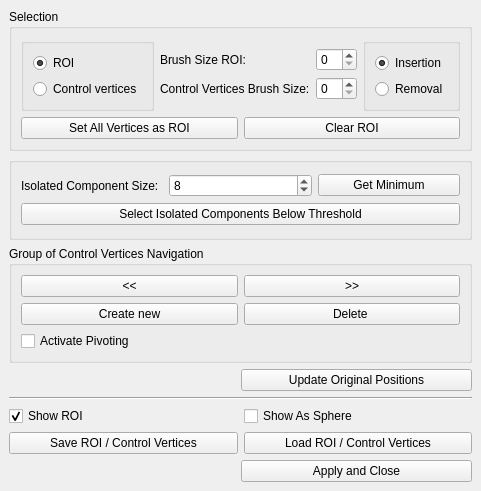
Above: Polyhedron/demo/Polyhedron/Deform_mesh.ui from CGAL/cgal before the change. Below: the same form after it.
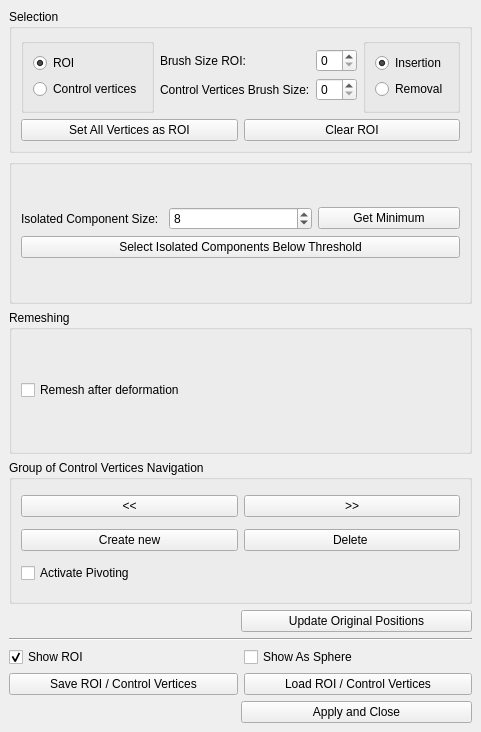
That is the form after the change.

Commit message:
introduce remeshing that happens after deformation
(1st shot : update of display is broken for now)

What changed in the file:
```diff
--- a/Polyhedron/demo/Polyhedron/Deform_mesh.ui
+++ b/Polyhedron/demo/Polyhedron/Deform_mesh.ui
@@ -6,8 +6,8 @@
    <rect>
     <x>0</x>
     <y>0</y>
-    <width>357</width>
-    <height>491</height>
+    <width>438</width>
+    <height>732</height>
    </rect>
   </property>
   <property name="windowTitle">
@@ -178,6 +178,35 @@
       </layout>
      </widget>
     </item>
+    <item>
+     <widget class="QGroupBox" name="remeshing_groupBox">
+      <property name="contextMenuPolicy">
+       <enum>Qt::DefaultContextMenu</enum>
+      </property>
+      <property name="title">
+       <string>Remeshing</string>
+      </property>
+      <property name="flat">
+       <bool>false</bool>
+      </property>
+      <layout class="QHBoxLayout" name="horizontalLayout_10">
+       <item>
+        <layout class="QHBoxLayout" name="horizontalLayout_9" stretch="0">
+         <item>
+          <widget class="QCheckBox" name="RemeshingCheckBox">
+           <property name="layoutDirection">
+            <enum>Qt::LeftToRight</enum>
+           </property>
+           <property name="text">
+            <string>Remesh after deformation</string>
+           </property>
+          </widget>
+         </item>
+        </layout>
+       </item>
+      </layout>
+     </widget>
+    </item>
     <item>
      <widget class="QGroupBox" name="CtrlVertGroupNavigationGroupBox">
       <property name="title">
```
The commit also changes 2 other files.
